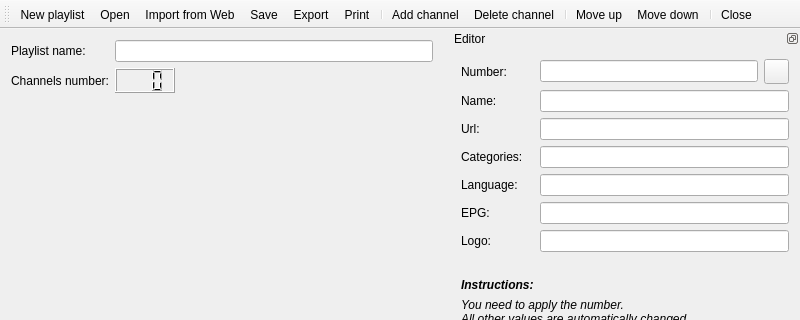
Before: the Qt Designer form src/ui/playlist/PlaylistEdit.ui in ntadej/tano, drawn with Qt 5; both pictures show x 0 to 800 and y 0 to 320 of the 800 by 700 pixel window.
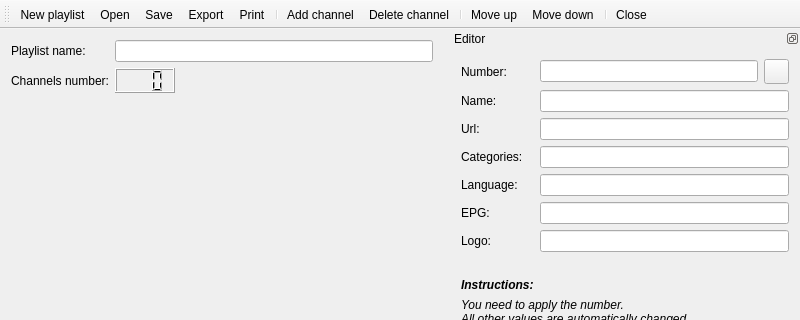
After: the same form once the commit is applied. Icons and pictures are not drawn. Custom widgets are drawn as their Qt base class.

```diff
--- a/src/ui/playlist/PlaylistEdit.ui
+++ b/src/ui/playlist/PlaylistEdit.ui
@@ -84,7 +84,6 @@
    </attribute>
    <addaction name="actionNew"/>
    <addaction name="actionOpen"/>
-   <addaction name="actionImportWeb"/>
    <addaction name="actionSave"/>
    <addaction name="actionExport"/>
    <addaction name="actionPrint"/>
@@ -584,15 +583,6 @@
     <string>Update Information</string>
    </property>
   </action>
-  <action name="actionImportWeb">
-   <property name="icon">
-    <iconset resource="../../../data/icons.qrc">
-     <normaloff>:/icons/24x24/import.png</normaloff>:/icons/24x24/import.png</iconset>
-   </property>
-   <property name="text">
-    <string>Import from Web</string>
-   </property>
-  </action>
  </widget>
  <layoutdefault spacing="6" margin="11"/>
  <customwidgets>
```
Left out of the diff: 9 changed lines with no effect on the pictures.
